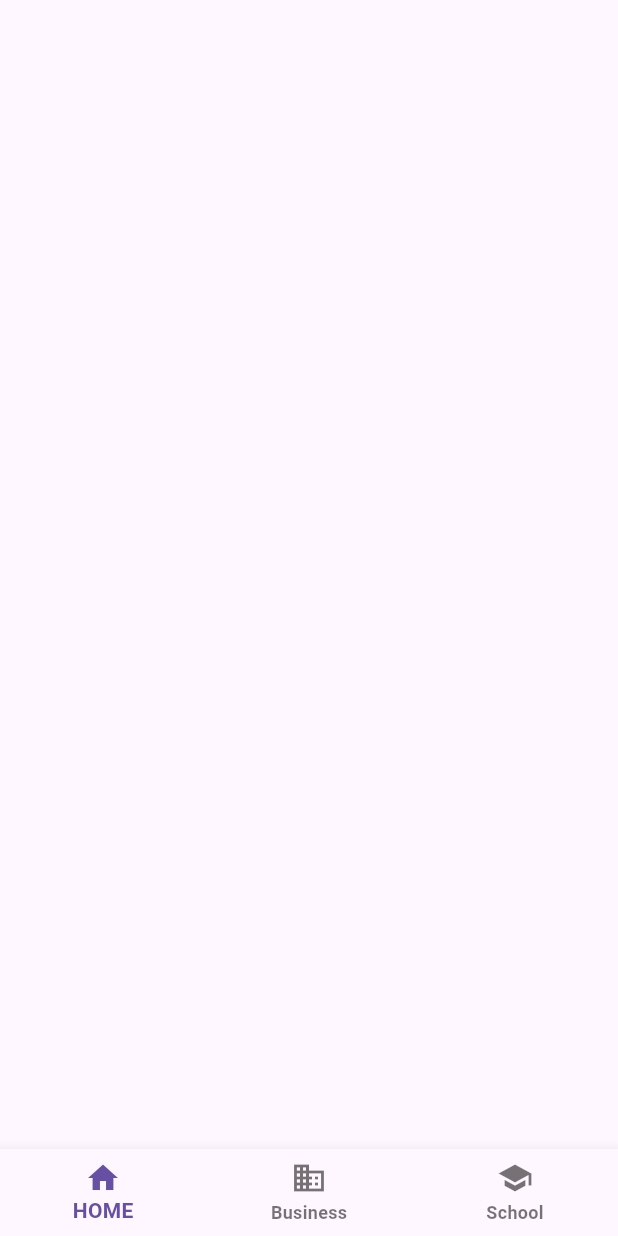
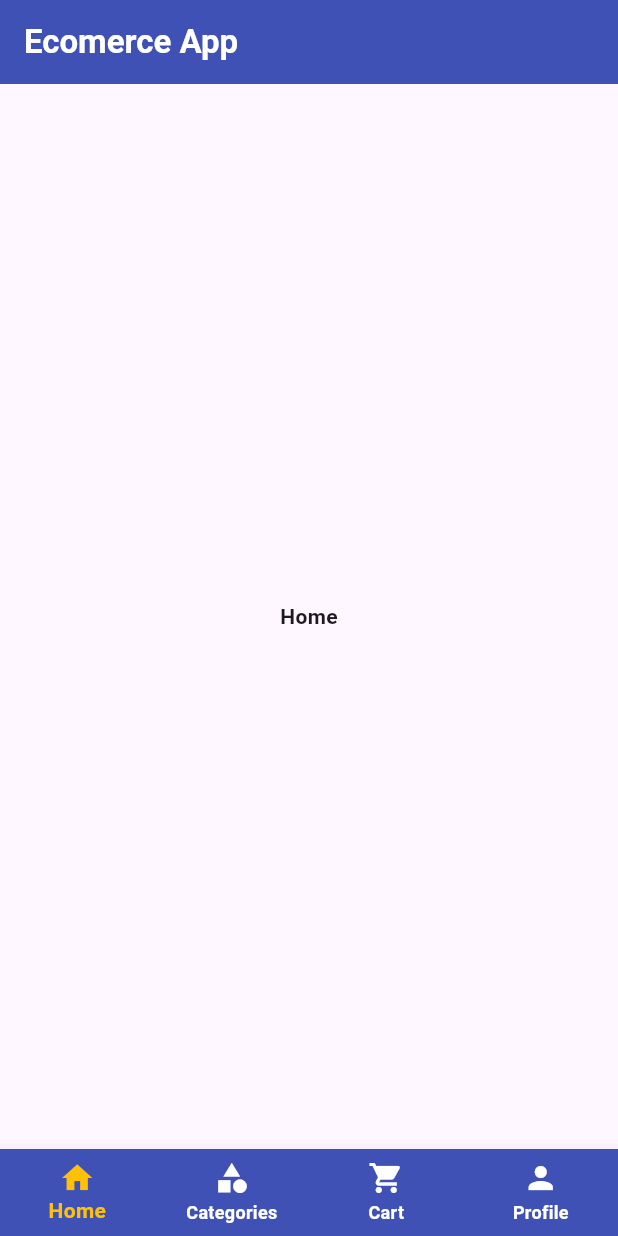
Before and after one commit to HosenShahadath/Flutter-complete-guide-course-documentation, a Flutter app: the screen it shows after launch, on a phone screen of 412 x 824 dp. Run offline on Flutter 3.47's test engine with Material 3 defaults, Android fonts, the phone set to English and light mode, and no system bars; our stand-ins replace cached_network_image, google_fonts.

Commit message:
bottom nav

```diff
--- a/lib/section 4/bottom navigation bar/bottom nav.dart
+++ b/lib/section 4/bottom navigation bar/bottom nav.dart
@@ -7,19 +7,57 @@ class BottomNav extends StatefulWidget {
 
 class _BottomNavState extends State<BottomNav> {
 
+  int _selectedIndex = 0;
+
+  final List<Widget> _widgetOptions = const [
+    Text('Home'),
+    Text('Categories'),
+    Text('Cart'),
+    Text('Profile'),
+  ];
+
+  void _onItemTapped(int index){
+    setState(() {
+      _selectedIndex = index;
+    });
+  }
+
   @override
   Widget build(BuildContext context) {
     return Scaffold(
-      bottomNavigationBar: BottomNavigationBar(
-        items: const <BottomNavigationBarItem>[
-          BottomNavigationBarItem(icon: Icon(Icons.home), label: 'HOME'),
-          BottomNavigationBarItem(
-            icon: Icon(Icons.business),
-            label: 'Business',
-          ),
-          BottomNavigationBarItem(icon: Icon(Icons.school), label: 'School'),
-        ],
-      ),
+     appBar: AppBar(
+       title: const Text('Ecomerce App', style: TextStyle(color: Colors.white),
+       ),
+       backgroundColor: Colors.indigo,
+     ),
+     body: Center(
+       child: _widgetOptions.elementAt(_selectedIndex),
+     ),
+     bottomNavigationBar: BottomNavigationBar(
+         type: BottomNavigationBarType.fixed,
+         backgroundColor: Colors.indigo,
+         selectedItemColor: Colors.amber,
+         unselectedItemColor: Colors.white,
+         items: const [
+           BottomNavigationBarItem(
+               icon: Icon(Icons.home),
+             label: 'Home'
+           ),
+           BottomNavigationBarItem(icon: Icon(Icons.category),
+           label: 'Categories',
+           ),
+           BottomNavigationBarItem(
+             icon: Icon(Icons.shopping_cart),
+             label: 'Cart',
+           ),
+           BottomNavigationBarItem(
+             icon: Icon(Icons.person),
+             label: 'Profile',
+           ),
+         ],
+       currentIndex: _selectedIndex,
+       onTap: _onItemTapped,
+     ),
     );
   }
 }
```
